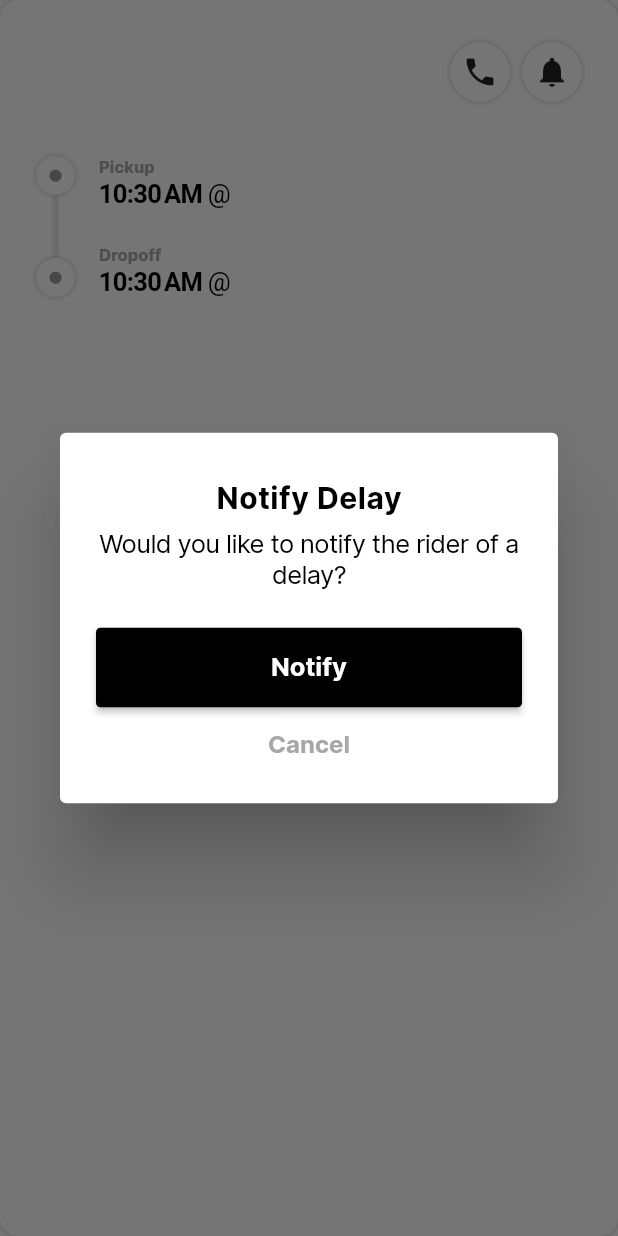
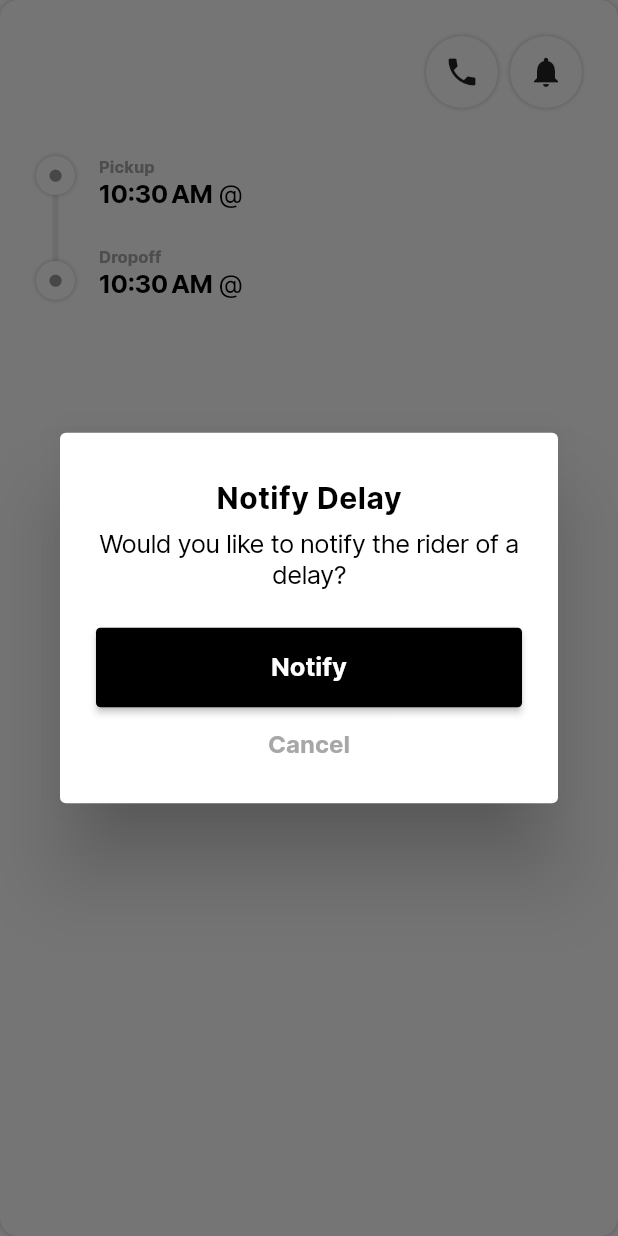
Before and after one commit to cornell-dti/carriage-driver, a Flutter app: the RideCard widget shown alone on an empty page, opened directly with empty values, after a tap on the "notifications" icon, on a phone screen of 412 x 824 dp. Run offline on Flutter 3.47's test engine with Material 2 defaults, Android fonts, the phone set to English and light mode, and no system bars; our stand-ins replace flutter_secure_storage, google_sign_in, image_picker, jwt_decoder, loading_overlay, shared_preferences and 1 more; missing offline and left inert: geolocation, speech_bubble; accounts and stored records are empty; network calls fail.

Commit message:
Fixed CarriageTheme weights and RideCard font styles

```diff
--- a/lib/utils/CarriageTheme.dart
+++ b/lib/utils/CarriageTheme.dart
@@ -3,14 +3,14 @@ import 'package:flutter/material.dart';
 class CarriageTheme {
   static final TextStyle largeTitle = TextStyle(
       color: Colors.black,
-      fontWeight: FontWeight.bold,
+      fontWeight: FontWeight.w600,
       fontSize: 34,
       letterSpacing: 0.37
   );
 
   static final TextStyle title1 = TextStyle(
       color: Colors.black,
-      fontWeight: FontWeight.bold,
+      fontWeight: FontWeight.w600,
       fontSize: 28,
       letterSpacing: 0.36
   );
@@ -26,7 +26,6 @@ class CarriageTheme {
       color: Colors.black,
       fontWeight: FontWeight.w600,
       fontSize: 20,
-      height: 24 / 20,
       letterSpacing: 0.38
   );
 
--- a/lib/widgets/RideCard.dart
+++ b/lib/widgets/RideCard.dart
@@ -68,9 +68,9 @@ class _RideCardState extends State<RideCard> {
                             ]
                         ),
                         Spacer(),
-                              CallButton(widget.ride.rider.phoneNumber, 40),
+                        CallButton(widget.ride.rider.phoneNumber, 48),
                         SizedBox(width: 8),
-                              NotifyButton(widget.ride, 40)
+                        NotifyButton(widget.ride, 48)
                       ]),
                   SizedBox(height: 32),
                   TimeLine(widget.ride)
@@ -118,11 +118,9 @@ class _TimeLineState extends State<TimeLine> {
           Expanded(
             child: RichText(
               text: TextSpan(
-                  text: DateFormat('jm').format(time),
-                  style: CarriageTheme.body.copyWith(
-                      fontWeight: FontWeight.bold, color: Colors.black),
                   children: [
-                    TextSpan(text: ' @ $location', style: CarriageTheme.body)
+                    TextSpan(text: DateFormat('jm').format(time), style: CarriageTheme.body.copyWith(fontFamily: 'Inter', fontWeight: FontWeight.bold)),
+                    TextSpan(text: ' @ $location', style: CarriageTheme.body.copyWith(fontFamily: 'Inter'))
                   ]),
             ),
           ),
```
Lines whose indentation alone changed are shown as unchanged.
